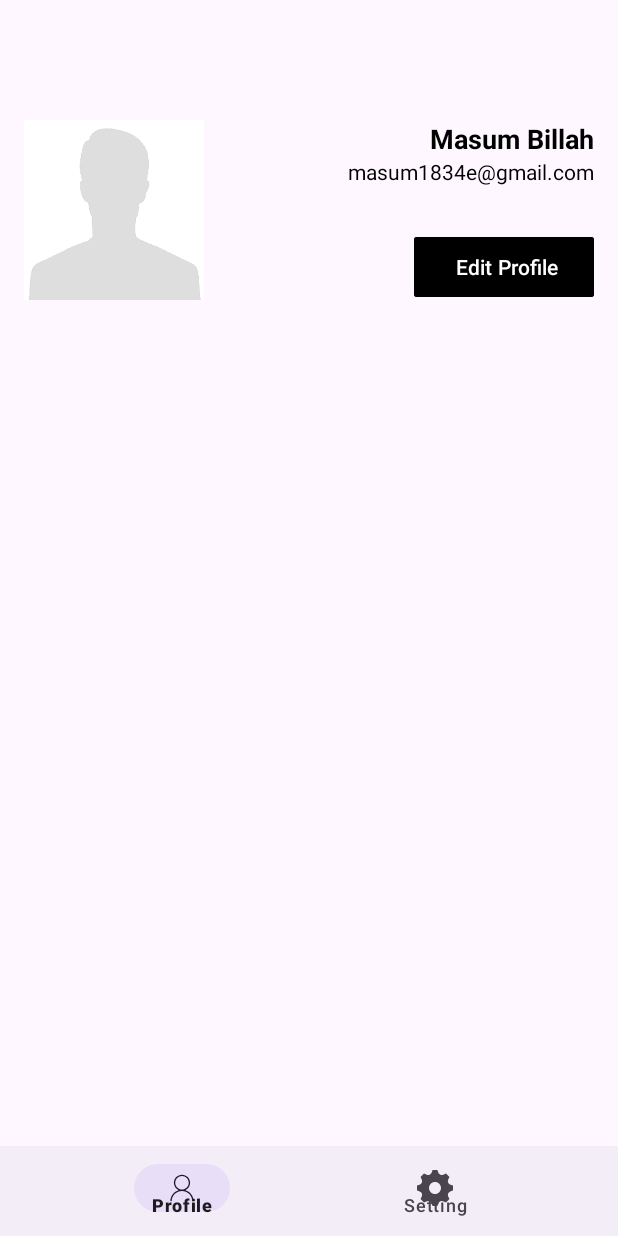
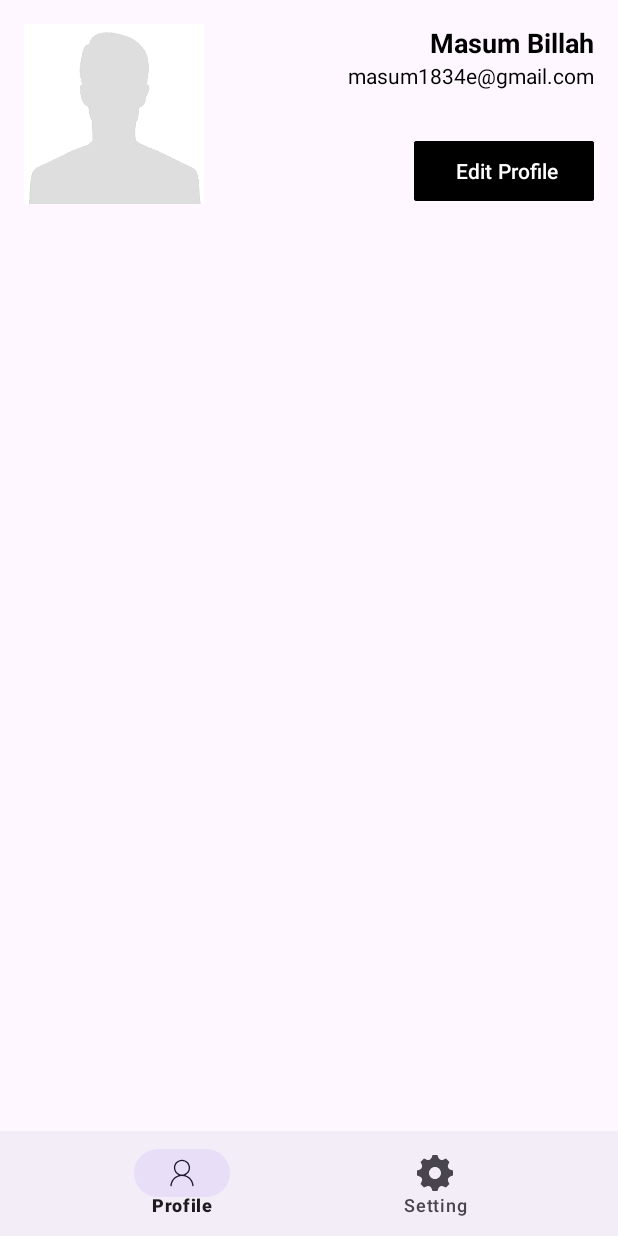
Before and after one commit to masum184e/android_complete_authentication, an Android app: the Profile screen opened directly, with no data from a screen before it, on a phone screen of 412 x 824 dp. Run offline under Robolectric (Android 15) with nearby library versions, the light colour scheme and no system bars.

Commit message:
spacing fix

```diff
--- a/app/src/main/res/layout/activity_profile.xml
+++ b/app/src/main/res/layout/activity_profile.xml
@@ -3,8 +3,7 @@
     xmlns:app="http://schemas.android.com/apk/res-auto"
     android:id="@+id/container"
     android:layout_width="match_parent"
-    android:layout_height="match_parent"
-    android:paddingTop="?attr/actionBarSize">
+    android:layout_height="match_parent">
 
     <FrameLayout
         android:id="@+id/profile_layout_container"
@@ -21,7 +20,7 @@
     <com.google.android.material.bottomnavigation.BottomNavigationView
         android:id="@+id/bottomNavigation"
         android:layout_width="match_parent"
-        android:layout_height="60dp"
+        android:layout_height="70dp"
         app:layout_constraintBottom_toBottomOf="parent"
         app:layout_constraintEnd_toEndOf="parent"
         app:layout_constraintStart_toStartOf="parent"
```
